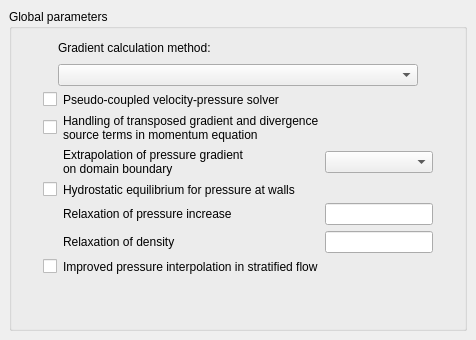
First picture: the form in gui/Pages/NumericalParamGlobalForm.ui, repository code-saturne/code_saturne, before the edit.
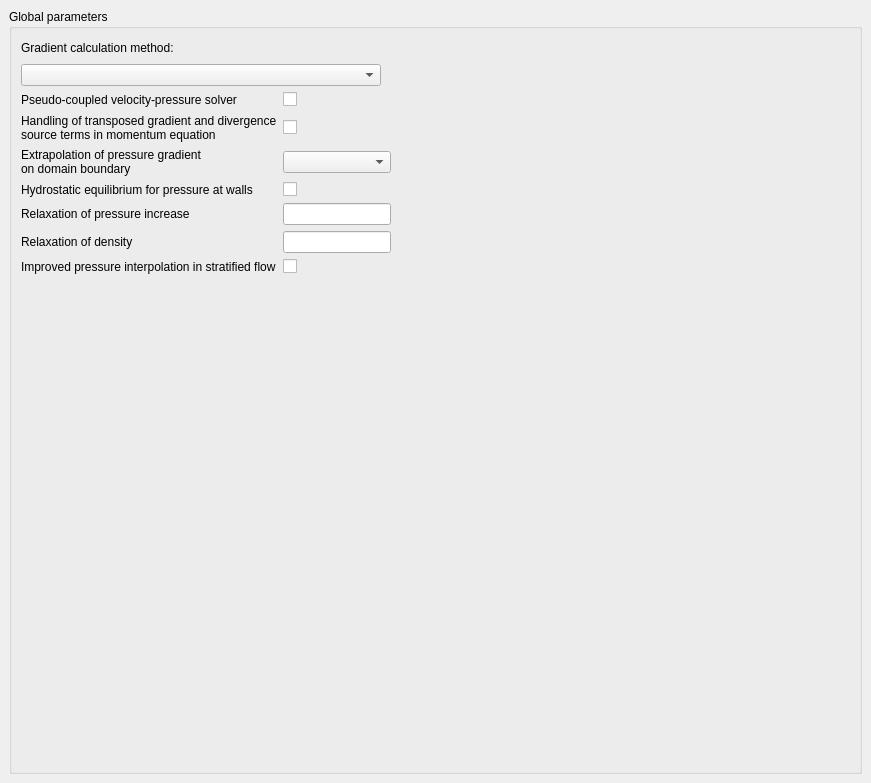
Second picture: the form after the edit.

Commit message: GUI: left-align several forms.

Patch:
```diff
--- a/gui/Pages/NumericalParamGlobalForm.ui
+++ b/gui/Pages/NumericalParamGlobalForm.ui
@@ -6,8 +6,8 @@
    <rect>
     <x>0</x>
     <y>0</y>
-    <width>476</width>
-    <height>340</height>
+    <width>871</width>
+    <height>783</height>
    </rect>
   </property>
   <property name="windowTitle">
@@ -43,20 +43,7 @@
         <property name="margin">
          <number>0</number>
         </property>
-        <item row="0" column="0">
-         <spacer>
-          <property name="orientation">
-           <enum>Qt::Horizontal</enum>
-          </property>
-          <property name="sizeHint" stdset="0">
-           <size>
-            <width>16</width>
-            <height>16</height>
-           </size>
-          </property>
-         </spacer>
-        </item>
-        <item row="1" column="1">
+        <item row="1" column="0">
          <widget class="QComboBox" name="comboBoxIMRGRA">
           <property name="minimumSize">
            <size>
@@ -70,6 +57,19 @@
          </widget>
         </item>
         <item row="0" column="1">
+         <spacer>
+          <property name="orientation">
+           <enum>Qt::Horizontal</enum>
+          </property>
+          <property name="sizeHint" stdset="0">
+           <size>
+            <width>20</width>
+            <height>20</height>
+           </size>
+          </property>
+         </spacer>
+        </item>
+        <item row="0" column="0">
          <widget class="QLabel" name="labelIMRGRA">
           <property name="toolTip">
            <string>&lt;html&gt;&lt;head/&gt;&lt;body&gt;&lt;p&gt;&lt;span style=&quot; font-size:9pt;&quot;&gt;Indicate the gradient reconstruction method (one method for all the variables):&lt;br/&gt;- Iterative handling of the non-orthogonalities,&lt;br/&gt;- Least squares method based on the first neighbour cells (which share a face with the treated cell),&lt;br/&gt;- Least squares method based on the extended neighbourhood (cells which share a node with the treated cell),&lt;br/&gt;- Least squares method based on a partial extended neighbourhood (all first neighbours plus the extended neighbourhood cells that are connected to a face where the non-orthogonality angle is larger than a certain parameter),&lt;br/&gt;- Iterative method with least squares initialization on the first neighbours&lt;/span&gt;&lt;/p&gt;&lt;/body&gt;&lt;/html&gt;</string>
@@ -79,19 +79,6 @@
           </property>
          </widget>
         </item>
-        <item row="0" column="2">
-         <spacer>
-          <property name="orientation">
-           <enum>Qt::Horizontal</enum>
-          </property>
-          <property name="sizeHint" stdset="0">
-           <size>
-            <width>20</width>
-            <height>20</height>
-           </size>
-          </property>
-         </spacer>
-        </item>
        </layout>
       </item>
       <item row="3" column="0">
@@ -112,7 +99,7 @@
         <property name="margin">
          <number>0</number>
         </property>
-        <item row="1" column="2">
+        <item row="1" column="1">
          <widget class="QLabel" name="labelIVISSE">
           <property name="toolTip">
            <string>&lt;html&gt;&lt;head/&gt;&lt;body&gt;&lt;p&gt;&lt;span style=&quot; font-size:9pt;&quot;&gt;Indicate whether the source terms in transposed gradient and velocity divergence should be taken into account in the moment equation. In the compressible module, these terms also account for the volume viscosity.&lt;/span&gt;&lt;/p&gt;&lt;p&gt;&lt;span style=&quot; font-size:9pt;&quot;&gt;(Code_Saturne key word: &lt;/span&gt;&lt;span style=&quot; font-size:9pt; font-weight:600;&quot;&gt;IVISSE&lt;/span&gt;&lt;span style=&quot; font-size:9pt;&quot;&gt;)&lt;/span&gt;&lt;/p&gt;&lt;/body&gt;&lt;/html&gt;</string>
@@ -123,7 +110,7 @@
           </property>
          </widget>
         </item>
-        <item row="2" column="4">
+        <item row="2" column="3">
          <spacer>
           <property name="orientation">
            <enum>Qt::Horizontal</enum>
@@ -136,7 +123,20 @@
           </property>
          </spacer>
         </item>
-        <item row="4" column="3">
+        <item row="0" column="3">
+         <spacer>
+          <property name="orientation">
+           <enum>Qt::Horizontal</enum>
+          </property>
+          <property name="sizeHint" stdset="0">
+           <size>
+            <width>16</width>
+            <height>16</height>
+           </size>
+          </property>
+         </spacer>
+        </item>
+        <item row="4" column="2">
          <widget class="QLineEdit" name="lineEditRELAXP">
           <property name="sizePolicy">
            <sizepolicy hsizetype="Fixed" vsizetype="Fixed">
@@ -155,33 +155,7 @@
           </property>
          </widget>
         </item>
-        <item row="0" column="4">
-         <spacer>
-          <property name="orientation">
-           <enum>Qt::Horizontal</enum>
-          </property>
-          <property name="sizeHint" stdset="0">
-           <size>
-            <width>16</width>
-            <height>16</height>
-           </size>
-          </property>
-         </spacer>
-        </item>
-        <item row="0" column="0">
-         <spacer>
-          <property name="orientation">
-           <enum>Qt::Horizontal</enum>
-          </property>
-          <property name="sizeHint" stdset="0">
-           <size>
-            <width>16</width>
-            <height>16</height>
-           </size>
-          </property>
-         </spacer>
-        </item>
-        <item row="5" column="2">
+        <item row="5" column="1">
          <widget class="QLabel" name="labelSRROM">
           <property name="toolTip">
            <string>&lt;html&gt;&lt;head/&gt;&lt;body&gt;&lt;p&gt;&lt;span style=&quot; font-size:9pt;&quot;&gt;Define the sub-relaxation coefficient &lt;/span&gt;&lt;span style=&quot; font-size:9pt; font-weight:600;&quot;&gt;SRROM&lt;/span&gt;&lt;span style=&quot; font-size:9pt;&quot;&gt; for the density, in case of gas combustion, pulverized coal or electric arcs: &lt;/span&gt;&lt;/p&gt;&lt;p&gt;&lt;span style=&quot; font-size:9pt; font-weight:600;&quot;&gt;rho&lt;/span&gt;&lt;span style=&quot; font-size:9pt; font-weight:600; vertical-align:super;&quot;&gt;n+1&lt;/span&gt;&lt;span style=&quot; font-size:9pt; font-weight:600;&quot;&gt; = SRROM * rho&lt;/span&gt;&lt;span style=&quot; font-size:9pt; font-weight:600; vertical-align:super;&quot;&gt;n&lt;/span&gt;&lt;span style=&quot; font-size:9pt; font-weight:600;&quot;&gt; + (1-SRROM) * rho&lt;/span&gt;&lt;span style=&quot; font-size:9pt; font-weight:600; vertical-align:super;&quot;&gt;n+1&lt;/span&gt;&lt;/p&gt;&lt;p&gt;&lt;span style=&quot; font-size:9pt;&quot;&gt;(Code_Saturne key word: &lt;/span&gt;&lt;span style=&quot; font-size:9pt; font-weight:600;&quot;&gt;SRROM&lt;/span&gt;&lt;span style=&quot; font-size:9pt;&quot;&gt;)&lt;/span&gt;&lt;/p&gt;&lt;/body&gt;&lt;/html&gt;</string>
@@ -191,7 +165,7 @@
           </property>
          </widget>
         </item>
-        <item row="2" column="2">
+        <item row="2" column="1">
          <widget class="QLabel" name="labelEXTRAG">
           <property name="toolTip">
            <string>&lt;html&gt;&lt;head/&gt;&lt;body&gt;&lt;p&gt;&lt;span style=&quot; font-size:9pt;&quot;&gt;Choose the extrapolation of pressure gradient on domain boundary:&lt;br/&gt;- Homogeneous Neumann calculated at first-order,&lt;br/&gt;- Gradient extrapolation (gradient at the boundary face equal to the gradient in the neighbour cell), calculated at second-order in the case of an orthogonal mesh and at first-order otherwise. It can correct the non-physical velocities that appear on horizontal walls when there is a variable density and gravity.&lt;/span&gt;&lt;/p&gt;&lt;/body&gt;&lt;/html&gt;</string>
@@ -202,7 +176,7 @@
           </property>
          </widget>
         </item>
-        <item row="3" column="2">
+        <item row="3" column="1">
          <widget class="QLabel" name="labelICFGRP">
           <property name="toolTip">
            <string>&lt;html&gt;&lt;head/&gt;&lt;body&gt;&lt;p&gt;&lt;span style=&quot; font-size:9pt;&quot;&gt;Choose whether the boundary conditions should take into account the hydrostatic balance.&lt;/span&gt;&lt;/p&gt;&lt;p&gt;&lt;span style=&quot; font-size:9pt;&quot;&gt;In the cases where gravity is predominant, taking into account the hydrostatic pressure allows to get rid of the disturbances which may appear near the horizontal walls when the flow is little convective. Otherwise, the pressure condition is calculated from the solution of the one-dimensional Euler equations for a perfect gas near a wall, for the variables normal velocity, density and pressure.&lt;/span&gt;&lt;/p&gt;&lt;p&gt;&lt;span style=&quot; font-size:9pt;&quot;&gt;(Code_Saturne key word: &lt;/span&gt;&lt;span style=&quot; font-size:9pt; font-weight:600;&quot;&gt;ICFGRP&lt;/span&gt;&lt;span style=&quot; font-size:9pt;&quot;&gt;)&lt;/span&gt;&lt;/p&gt;&lt;/body&gt;&lt;/html&gt;</string>
@@ -212,27 +186,7 @@
           </property>
          </widget>
         </item>
-        <item row="1" column="1">
-         <widget class="QCheckBox" name="checkBoxIVISSE">
-          <property name="toolTip">
-           <string>&lt;html&gt;&lt;head/&gt;&lt;body&gt;&lt;p&gt;&lt;span style=&quot; font-size:9pt;&quot;&gt;Indicate whether the source terms in transposed gradient and velocity divergence should be taken into account in the moment equation. In the compressible module, these terms also account for the volume viscosity.&lt;/span&gt;&lt;/p&gt;&lt;p&gt;&lt;span style=&quot; font-size:9pt;&quot;&gt;(Code_Saturne key word: &lt;/span&gt;&lt;span style=&quot; font-size:9pt; font-weight:600;&quot;&gt;IVISSE&lt;/span&gt;&lt;span style=&quot; font-size:9pt;&quot;&gt;)&lt;/span&gt;&lt;/p&gt;&lt;/body&gt;&lt;/html&gt;</string>
-          </property>
-          <property name="text">
-           <string/>
-          </property>
-         </widget>
-        </item>
-        <item row="3" column="1">
-         <widget class="QCheckBox" name="checkBoxICFGRP">
-          <property name="toolTip">
-           <string>&lt;html&gt;&lt;head/&gt;&lt;body&gt;&lt;p&gt;&lt;span style=&quot; font-size:9pt;&quot;&gt;Choose whether the boundary conditions should take into account the hydrostatic balance.&lt;/span&gt;&lt;/p&gt;&lt;p&gt;&lt;span style=&quot; font-size:9pt;&quot;&gt;In the cases where gravity is predominant, taking into account the hydrostatic pressure allows to get rid of the disturbances which may appear near the horizontal walls when the flow is little convective. Otherwise, the pressure condition is calculated from the solution of the one-dimensional Euler equations for a perfect gas near a wall, for the variables normal velocity, density and pressure.&lt;/span&gt;&lt;/p&gt;&lt;p&gt;&lt;span style=&quot; font-size:9pt;&quot;&gt;(Code_Saturne key word: &lt;/span&gt;&lt;span style=&quot; font-size:9pt; font-weight:600;&quot;&gt;ICFGRP&lt;/span&gt;&lt;span style=&quot; font-size:9pt;&quot;&gt;)&lt;/span&gt;&lt;/p&gt;&lt;/body&gt;&lt;/html&gt;</string>
-          </property>
-          <property name="text">
-           <string/>
-          </property>
-         </widget>
-        </item>
-        <item row="4" column="2">
+        <item row="4" column="1">
          <widget class="QLabel" name="labelRELAXP">
           <property name="toolTip">
            <string>&lt;html&gt;&lt;head/&gt;&lt;body&gt;&lt;p&gt;&lt;span style=&quot; font-size:9pt;&quot;&gt;Define the relaxation coefficient of the pressure, in case of unsteady algorithm. Its default value is 1 for the pressure.&lt;/span&gt;&lt;/p&gt;&lt;/body&gt;&lt;/html&gt;</string>
@@ -242,17 +196,7 @@
           </property>
          </widget>
         </item>
-        <item row="0" column="1">
-         <widget class="QCheckBox" name="checkBoxIPUCOU">
-          <property name="toolTip">
-           <string>&lt;html&gt;&lt;head/&gt;&lt;body&gt;&lt;p&gt;&lt;span style=&quot; font-size:9pt;&quot;&gt;Choose the algorithm for velocity/pressure coupling:&lt;br/&gt;- Standard algorithm (unticked box),&lt;br/&gt;- Reinforced coupling in case of calculation with long time steps (ticked box).&lt;/span&gt;&lt;/p&gt;&lt;p&gt;&lt;span style=&quot; font-size:9pt;&quot;&gt;(Code_Saturne key word: &lt;/span&gt;&lt;span style=&quot; font-size:9pt; font-weight:600;&quot;&gt;IPUCOU&lt;/span&gt;&lt;span style=&quot; font-size:9pt;&quot;&gt;)&lt;/span&gt;&lt;/p&gt;&lt;/body&gt;&lt;/html&gt;</string>
-          </property>
-          <property name="text">
-           <string/>
-          </property>
-         </widget>
-        </item>
-        <item row="5" column="3">
+        <item row="5" column="2">
          <widget class="QLineEdit" name="lineEditSRROM">
           <property name="sizePolicy">
            <sizepolicy hsizetype="Fixed" vsizetype="Fixed">
@@ -271,7 +215,7 @@
           </property>
          </widget>
         </item>
-        <item row="0" column="2">
+        <item row="0" column="1">
          <widget class="QLabel" name="labelIPUCOU">
           <property name="toolTip">
            <string>&lt;html&gt;&lt;head/&gt;&lt;body&gt;&lt;p&gt;&lt;span style=&quot; font-size:9pt;&quot;&gt;Choose the algorithm for velocity/pressure coupling:&lt;br/&gt;- Standard algorithm (unticked box),&lt;br/&gt;- Reinforced coupling in case of calculation with long time steps (ticked box).&lt;/span&gt;&lt;/p&gt;&lt;p&gt;&lt;span style=&quot; font-size:9pt;&quot;&gt;(Code_Saturne key word: &lt;/span&gt;&lt;span style=&quot; font-size:9pt; font-weight:600;&quot;&gt;IPUCOU&lt;/span&gt;&lt;span style=&quot; font-size:9pt;&quot;&gt;)&lt;/span&gt;&lt;/p&gt;&lt;/body&gt;&lt;/html&gt;</string>
@@ -281,7 +225,7 @@
           </property>
          </widget>
         </item>
-        <item row="6" column="2">
+        <item row="6" column="1">
          <widget class="QLabel" name="labelImprovedPressure">
           <property name="toolTip">
            <string>&lt;html&gt;&lt;head/&gt;&lt;body&gt;&lt;p&gt;&lt;span style=&quot; font-size:9pt;&quot;&gt;Specify the method for taking into account the balance between the pressure gradient and the source terms (gravity and head losses):&lt;br/&gt;- Standard algorithm (Unticked box),&lt;br/&gt;- Improved algorithm (Ticked box).&lt;/span&gt;&lt;/p&gt;&lt;p&gt;&lt;span style=&quot; font-size:9pt;&quot;&gt;&lt;br/&gt;When the density effects are important, the choice of the improved algorithm allows to improve the interpolation of the pressure and correct the non-physical velocities which may appear in highly stratified areas or near horizontal walls. The improved algorithm also allows eradicating the velocity oscillations which tend toappear at the frontiers of areas with high head losses.&lt;/span&gt;&lt;/p&gt;&lt;p&gt;&lt;span style=&quot; font-size:9pt;&quot;&gt;(Code_Saturne key word: &lt;/span&gt;&lt;span style=&quot; font-size:9pt; font-weight:600;&quot;&gt;IPHYDR&lt;/span&gt;&lt;span style=&quot; font-size:9pt;&quot;&gt; and &lt;/span&gt;&lt;span style=&quot; font-size:9pt; font-weight:600;&quot;&gt;ICALHY&lt;/span&gt;&lt;span style=&quot; font-size:9pt;&quot;&gt;)&lt;/span&gt;&lt;/p&gt;&lt;/body&gt;&lt;/html&gt;</string>
@@ -291,23 +235,53 @@
           </property>
          </widget>
         </item>
-        <item row="6" column="1">
-         <widget class="QCheckBox" name="checkBoxImprovedPressure">
-          <property name="toolTip">
-           <string>&lt;html&gt;&lt;head/&gt;&lt;body&gt;&lt;p&gt;&lt;span style=&quot; font-size:9pt;&quot;&gt;Specify the method for taking into account the balance between the pressure gradient and the source terms (gravity and head losses):&lt;br/&gt;- Standard algorithm (Unticked box),&lt;br/&gt;- Improved algorithm (Ticked box).&lt;/span&gt;&lt;/p&gt;&lt;p&gt;&lt;span style=&quot; font-size:9pt;&quot;&gt;&lt;br/&gt;When the density effects are important, the choice of the improved algorithm allows to improve the interpolation of the pressure and correct the non-physical velocities which may appear in highly stratified areas or near horizontal walls. The improved algorithm also allows eradicating the velocity oscillations which tend toappear at the frontiers of areas with high head losses.&lt;/span&gt;&lt;/p&gt;&lt;p&gt;&lt;span style=&quot; font-size:9pt;&quot;&gt;(Code_Saturne key word: &lt;/span&gt;&lt;span style=&quot; font-size:9pt; font-weight:600;&quot;&gt;IPHYDR&lt;/span&gt;&lt;span style=&quot; font-size:9pt;&quot;&gt; and &lt;/span&gt;&lt;span style=&quot; font-size:9pt; font-weight:600;&quot;&gt;ICALHY&lt;/span&gt;&lt;span style=&quot; font-size:9pt;&quot;&gt;)&lt;/span&gt;&lt;/p&gt;&lt;/body&gt;&lt;/html&gt;</string>
-          </property>
-          <property name="text">
-           <string/>
-          </property>
-         </widget>
-        </item>
-        <item row="2" column="3">
+        <item row="2" column="2">
          <widget class="QComboBox" name="comboBoxEXTRAG">
           <property name="toolTip">
            <string>&lt;html&gt;&lt;head/&gt;&lt;body&gt;&lt;p&gt;&lt;span style=&quot; font-size:9pt;&quot;&gt;Choose the extrapolation of pressure gradient on domain boundary:&lt;br/&gt;- Homogeneous Neumann calculated at first-order,&lt;br/&gt;- Gradient extrapolation (gradient at the boundary face equal to the gradient in the neighbour cell), calculated at second-order in the case of an orthogonal mesh and at first-order otherwise. It can correct the non-physical velocities that appear on horizontal walls when there is a variable density and gravity.&lt;/span&gt;&lt;/p&gt;&lt;/body&gt;&lt;/html&gt;</string>
           </property>
          </widget>
         </item>
+        <item row="6" column="2">
+         <widget class="QCheckBox" name="checkBoxImprovedPressure">
+          <property name="toolTip">
+           <string>&lt;html&gt;&lt;head/&gt;&lt;body&gt;&lt;p&gt;&lt;span style=&quot; font-size:9pt;&quot;&gt;Specify the method for taking into account the balance between the pressure gradient and the source terms (gravity and head losses):&lt;br/&gt;- Standard algorithm (Unticked box),&lt;br/&gt;- Improved algorithm (Ticked box).&lt;/span&gt;&lt;/p&gt;&lt;p&gt;&lt;span style=&quot; font-size:9pt;&quot;&gt;&lt;br/&gt;When the density effects are important, the choice of the improved algorithm allows to improve the interpolation of the pressure and correct the non-physical velocities which may appear in highly stratified areas or near horizontal walls. The improved algorithm also allows eradicating the velocity oscillations which tend toappear at the frontiers of areas with high head losses.&lt;/span&gt;&lt;/p&gt;&lt;p&gt;&lt;span style=&quot; font-size:9pt;&quot;&gt;(Code_Saturne key word: &lt;/span&gt;&lt;span style=&quot; font-size:9pt; font-weight:600;&quot;&gt;IPHYDR&lt;/span&gt;&lt;span style=&quot; font-size:9pt;&quot;&gt; and &lt;/span&gt;&lt;span style=&quot; font-size:9pt; font-weight:600;&quot;&gt;ICALHY&lt;/span&gt;&lt;span style=&quot; font-size:9pt;&quot;&gt;)&lt;/span&gt;&lt;/p&gt;&lt;/body&gt;&lt;/html&gt;</string>
+          </property>
+          <property name="text">
+           <string/>
+          </property>
+         </widget>
+        </item>
+        <item row="3" column="2">
+         <widget class="QCheckBox" name="checkBoxICFGRP">
+          <property name="toolTip">
+           <string>&lt;html&gt;&lt;head/&gt;&lt;body&gt;&lt;p&gt;&lt;span style=&quot; font-size:9pt;&quot;&gt;Choose whether the boundary conditions should take into account the hydrostatic balance.&lt;/span&gt;&lt;/p&gt;&lt;p&gt;&lt;span style=&quot; font-size:9pt;&quot;&gt;In the cases where gravity is predominant, taking into account the hydrostatic pressure allows to get rid of the disturbances which may appear near the horizontal walls when the flow is little convective. Otherwise, the pressure condition is calculated from the solution of the one-dimensional Euler equations for a perfect gas near a wall, for the variables normal velocity, density and pressure.&lt;/span&gt;&lt;/p&gt;&lt;p&gt;&lt;span style=&quot; font-size:9pt;&quot;&gt;(Code_Saturne key word: &lt;/span&gt;&lt;span style=&quot; font-size:9pt; font-weight:600;&quot;&gt;ICFGRP&lt;/span&gt;&lt;span style=&quot; font-size:9pt;&quot;&gt;)&lt;/span&gt;&lt;/p&gt;&lt;/body&gt;&lt;/html&gt;</string>
+          </property>
+          <property name="text">
+           <string/>
+          </property>
+         </widget>
+        </item>
+        <item row="1" column="2">
+         <widget class="QCheckBox" name="checkBoxIVISSE">
+          <property name="toolTip">
+           <string>&lt;html&gt;&lt;head/&gt;&lt;body&gt;&lt;p&gt;&lt;span style=&quot; font-size:9pt;&quot;&gt;Indicate whether the source terms in transposed gradient and velocity divergence should be taken into account in the moment equation. In the compressible module, these terms also account for the volume viscosity.&lt;/span&gt;&lt;/p&gt;&lt;p&gt;&lt;span style=&quot; font-size:9pt;&quot;&gt;(Code_Saturne key word: &lt;/span&gt;&lt;span style=&quot; font-size:9pt; font-weight:600;&quot;&gt;IVISSE&lt;/span&gt;&lt;span style=&quot; font-size:9pt;&quot;&gt;)&lt;/span&gt;&lt;/p&gt;&lt;/body&gt;&lt;/html&gt;</string>
+          </property>
+          <property name="text">
+           <string/>
+          </property>
+         </widget>
+        </item>
+        <item row="0" column="2">
+         <widget class="QCheckBox" name="checkBoxIPUCOU">
+          <property name="toolTip">
+           <string>&lt;html&gt;&lt;head/&gt;&lt;body&gt;&lt;p&gt;&lt;span style=&quot; font-size:9pt;&quot;&gt;Choose the algorithm for velocity/pressure coupling:&lt;br/&gt;- Standard algorithm (unticked box),&lt;br/&gt;- Reinforced coupling in case of calculation with long time steps (ticked box).&lt;/span&gt;&lt;/p&gt;&lt;p&gt;&lt;span style=&quot; font-size:9pt;&quot;&gt;(Code_Saturne key word: &lt;/span&gt;&lt;span style=&quot; font-size:9pt; font-weight:600;&quot;&gt;IPUCOU&lt;/span&gt;&lt;span style=&quot; font-size:9pt;&quot;&gt;)&lt;/span&gt;&lt;/p&gt;&lt;/body&gt;&lt;/html&gt;</string>
+          </property>
+          <property name="text">
+           <string/>
+          </property>
+         </widget>
+        </item>
        </layout>
       </item>
      </layout>
```
The commit also changes 5 other files.
